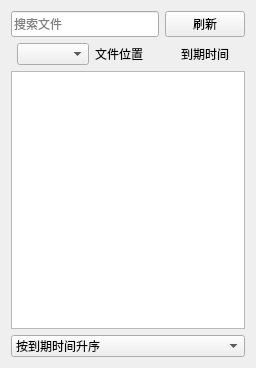
Qt form TagSchedule/ui/ScheduleWid.ui (3548848289/UniFileHub) before a commit.
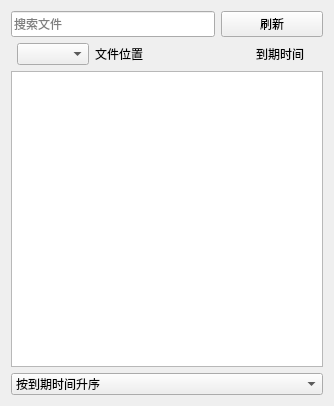
The same form after that commit.

Patch:
```diff
--- a/TagSchedule/ui/ScheduleWid.ui
+++ b/TagSchedule/ui/ScheduleWid.ui
@@ -6,8 +6,8 @@
    <rect>
     <x>0</x>
     <y>0</y>
-    <width>256</width>
-    <height>368</height>
+    <width>334</width>
+    <height>406</height>
    </rect>
   </property>
   <property name="windowTitle">
@@ -50,7 +50,7 @@
       </layout>
      </item>
      <item>
-      <layout class="QHBoxLayout" name="horizontalLayout" stretch="1,8,4,1">
+      <layout class="QHBoxLayout" name="horizontalLayout" stretch="1,6,4,1">
        <property name="spacing">
         <number>6</number>
        </property>
@@ -69,6 +69,18 @@
        </item>
        <item>
         <widget class="QLabel" name="label">
+         <property name="sizePolicy">
+          <sizepolicy hsizetype="Minimum" vsizetype="Preferred">
+           <horstretch>0</horstretch>
+           <verstretch>0</verstretch>
+          </sizepolicy>
+         </property>
+         <property name="minimumSize">
+          <size>
+           <width>155</width>
+           <height>0</height>
+          </size>
+         </property>
          <property name="text">
           <string>文件位置</string>
          </property>
```
